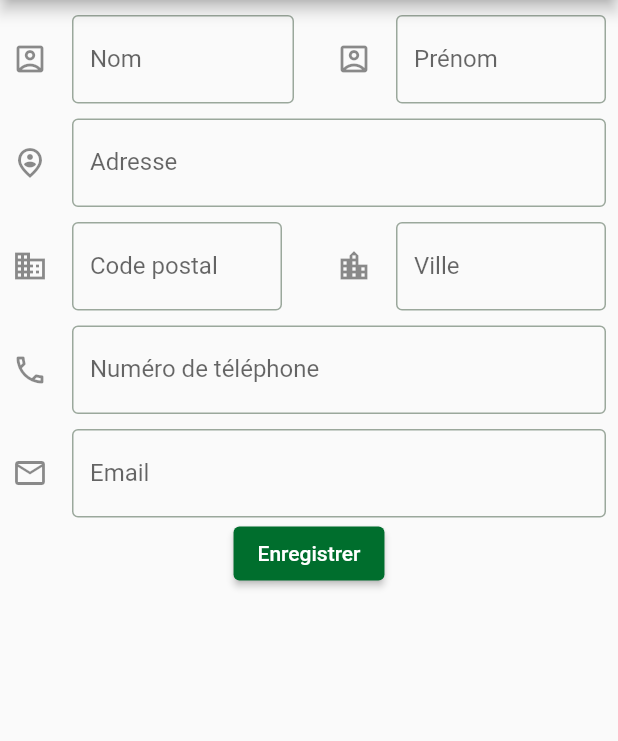
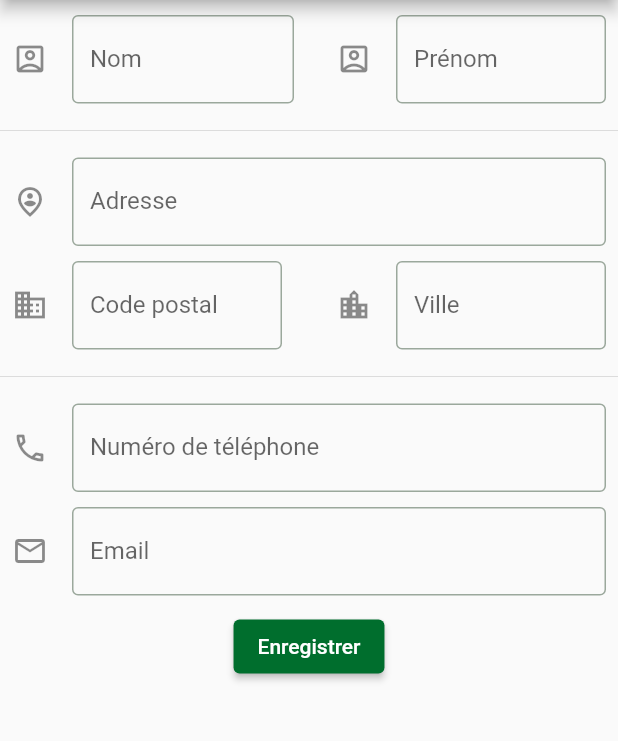
Before and after one commit to avariable2/bordero, a Flutter app: the screen it shows after launch, after a tap on "Ajouter", on a phone screen of 412 x 824 dp, the part 84-825 px from its top. Run offline on Flutter 3.47's test engine with Material 2 defaults, Android fonts, the phone set to English and light mode, and no system bars.

Commit message:
Add change for Form

```diff
--- a/lib/accueil.dart
+++ b/lib/accueil.dart
@@ -1,4 +1,3 @@
-import 'package:app_psy/color_schemes.g.dart';
 import 'package:flutter/material.dart';
 
 import 'form_client.dart';
@@ -115,7 +114,7 @@ class _MonAccueilState extends State<MonAccueil> {
             Navigator.push(
               context,
               MaterialPageRoute<void>(
-                builder: (BuildContext context) => FullScreenDialog(),
+                builder: (BuildContext context) => const FullScreenDialog(),
                 fullscreenDialog: true,
               ),
             );
@@ -191,6 +190,8 @@ class _MonAccueilState extends State<MonAccueil> {
 }
 
 class FullScreenDialog extends StatelessWidget {
+  const FullScreenDialog({Key? key}) : super(key: key);
+
   @override
   Widget build(BuildContext context) {
     return Scaffold(
@@ -202,10 +203,7 @@ class FullScreenDialog extends StatelessWidget {
         ],
         title: const Text('Création client'),
       ),
-      body: Form(
-        child: Container(
-            child: MyCustomForm()) ,
-      ),
+      body: const MyCustomForm(),
     );
   }
 }
--- a/lib/form_client.dart
+++ b/lib/form_client.dart
@@ -27,7 +27,9 @@ class MyCustomFormState extends State<MyCustomForm> {
     return SingleChildScrollView(
       child: Form(
         key: _formKey,
-        child: Column(
+        child:
+
+        Column(
           crossAxisAlignment: CrossAxisAlignment.center,
           children: [
 
@@ -35,7 +37,7 @@ class MyCustomFormState extends State<MyCustomForm> {
 
             Row(children: [
               Expanded(child:
-              Padding(padding: const EdgeInsets.only( top:10, left: 8),
+              Padding(padding: const EdgeInsets.only( top:10, left: 8, bottom: 10),
                 child: TextFormField(
                   decoration: const InputDecoration(
                       border: OutlineInputBorder(),
@@ -58,7 +60,7 @@ class MyCustomFormState extends State<MyCustomForm> {
               ),
 
               Expanded(
-                child: Padding(padding: const EdgeInsets.only( top:10 ,right: 8, left: 8),
+                child: Padding(padding: const EdgeInsets.only( top:10 ,right: 8, left: 8, bottom: 10),
                   child: TextFormField(
                     decoration: const InputDecoration(
                         border: OutlineInputBorder(),
@@ -76,6 +78,8 @@ class MyCustomFormState extends State<MyCustomForm> {
               ),
             ],
             ),
+
+            const Divider(),
 
 
             /* PARTIE Adresse, code postal et ville */
@@ -103,7 +107,7 @@ class MyCustomFormState extends State<MyCustomForm> {
 
             Row(children: [
               Expanded(child:
-              Padding(padding: const EdgeInsets.only(top:10, right: 8, left: 8),
+              Padding(padding: const EdgeInsets.only(top:10, right: 8, left: 8, bottom: 10),
                 child:
                 TextFormField(
                   decoration: const InputDecoration(
@@ -127,7 +131,7 @@ class MyCustomFormState extends State<MyCustomForm> {
 
               Expanded(
                 child:
-                Padding(padding: const EdgeInsets.only(top:10, right: 8, left: 8),
+                Padding(padding: const EdgeInsets.only(top:10, right: 8, left: 8, bottom: 10),
                   child:
                   TextFormField(
                     decoration: const InputDecoration(
@@ -147,7 +151,9 @@ class MyCustomFormState extends State<MyCustomForm> {
             ],
             ),
 
-            /* Numero de téléphone */
+            const Divider(),
+
+            /* PARTIE Numero de téléphone et EMAIl */
 
 
             Padding(padding: const EdgeInsets.only(top:10, right: 8, left: 8),
@@ -167,7 +173,7 @@ class MyCustomFormState extends State<MyCustomForm> {
               ),
             ),
 
-            Padding(padding: const EdgeInsets.only(top:10, right: 8, left: 8),
+            Padding(padding: const EdgeInsets.only(top:10, right: 8, left: 8, bottom: 10),
               child:
               TextFormField(
                 decoration: const InputDecoration(
```
